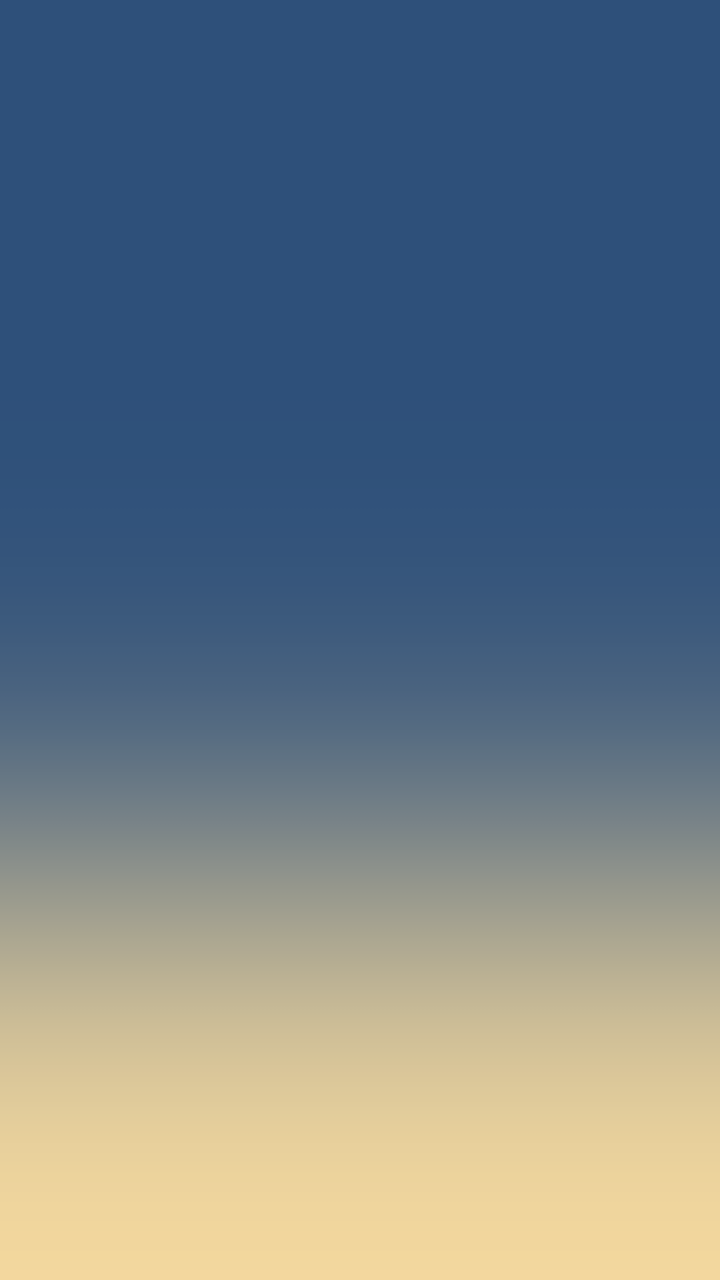
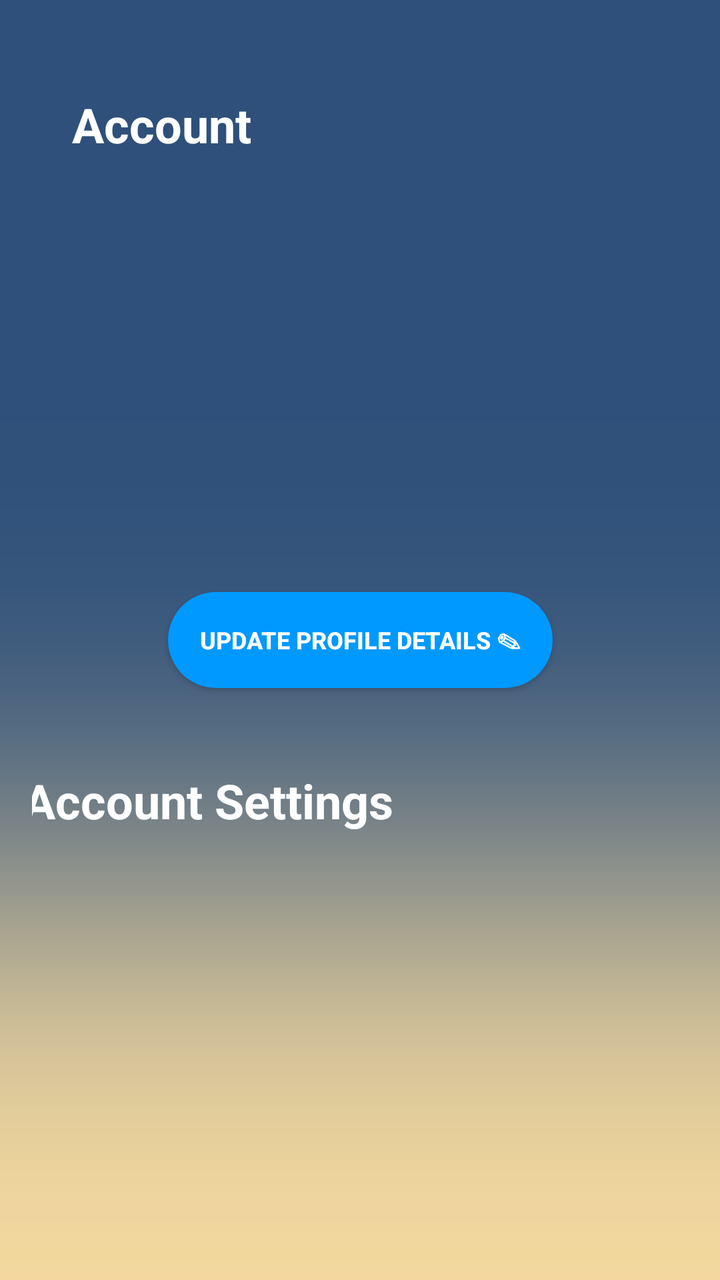

An Android layout rendered at two revisions. The XML below is the earlier revision; the diff shows what the commit changed to produce the second picture.
<!-- AndroidManifest.xml: application theme Theme.NutriMotion -->
<!-- res/layout/activity_profile.xml -->
<?xml version="1.0" encoding="utf-8"?>
<androidx.constraintlayout.widget.ConstraintLayout xmlns:android="http://schemas.android.com/apk/res/android"
    xmlns:app="http://schemas.android.com/apk/res-auto"
    xmlns:tools="http://schemas.android.com/tools"
    android:id="@+id/main"
    android:layout_width="match_parent"
    android:layout_height="match_parent"
    android:background="@drawable/background"
    android:padding="16dp"
    tools:context=".ProfileActivity">

</androidx.constraintlayout.widget.ConstraintLayout>
<!-- resources referenced by this layout -->
<resources>
  <!-- drawable background: png bitmap (drawable, 90198 bytes) -->
  <style name="Theme.NutriMotion" parent="Theme.MaterialComponents.DayNight.DarkActionBar">
          
          <item name="colorPrimary">@color/navy</item>
          <item name="colorPrimaryVariant">@color/sand</item>
          <item name="colorOnPrimary">@color/white</item>
          
          <item name="colorSecondary">@color/teal_200</item>
          <item name="colorSecondaryVariant">@color/teal_700</item>
          <item name="colorOnSecondary">@color/black</item>
          
          <item name="android:statusBarColor">?attr/colorPrimaryVariant</item>
          
          <item name="android:buttonStyle">@drawable/rounded_button</item>
      </style>
  <color name="navy">#2e507a</color>
  <color name="sand">#f5d99e</color>
  <color name="white">#FFFFFFFF</color>
  <color name="teal_200">#FF03DAC5</color>
  <color name="teal_700">#FF018786</color>
  <color name="black">#FF000000</color>
  <!-- drawable rounded_button (drawable) -->
  <?xml version="1.0" encoding="utf-8"?>
  <shape xmlns:android="http://schemas.android.com/apk/res/android">
      <corners android:radius="20dp" /> 
      <solid android:color="#15FFFFFF" /> 
      <stroke android:width="2dp" android:color="#FFFFFF" /> 
  </shape>
</resources>

<!-- the commit's change to res/layout/activity_profile.xml (unified diff, before → after) -->
@@ -5,8 +5,55 @@
     android:id="@+id/main"
     android:layout_width="match_parent"
     android:layout_height="match_parent"
+    android:onClick="onClick"
     android:background="@drawable/background"
     android:padding="16dp"
     tools:context=".ProfileActivity">
 
+    <com.google.android.material.button.MaterialButton
+        android:id="@+id/update_profile_btn"
+        style="@style/RoundedButton"
+        android:layout_width="wrap_content"
+        android:layout_height="wrap_content"
+        android:layout_centerInParent="true"
+        android:background="@drawable/profile_update_button"
+        android:text="@string/update_profile_details"
+        android:textSize="12sp"
+        android:textStyle="bold"
+        app:backgroundTint="@null"
+        app:layout_constraintBottom_toBottomOf="parent"
+        app:layout_constraintLeft_toLeftOf="parent"
+        app:layout_constraintRight_toRightOf="parent"
+        app:layout_constraintTop_toTopOf="parent" />
+
+    <TextView
+        android:id="@+id/settingsText"
+        android:layout_width="wrap_content"
+        android:layout_height="wrap_content"
+        android:layout_marginTop="40dp"
+        android:layout_marginEnd="80dp"
+        android:text="Account Settings"
+        android:textColor="@color/white"
+        android:textSize="24sp"
+        android:textStyle="bold"
+        app:layout_constraintTop_toBottomOf="@+id/update_profile_btn"
+        app:layout_constraintRight_toRightOf="@+id/update_profile_btn"
+        tools:ignore="MissingConstraints"
+        tools:layout_editor_absoluteX="26dp" />
+
+    <TextView
+        android:id="@+id/textAccount"
+        android:layout_width="wrap_content"
+        android:layout_height="wrap_content"
+        android:layout_marginTop="30dp"
+        android:layout_marginStart="20dp"
+        android:text="Account"
+        android:textColor="@color/white"
+        android:textSize="24sp"
+        android:textStyle="bold"
+        tools:layout_editor_absoluteX="17dp"
+        tools:layout_editor_absoluteY="80dp"
+        app:layout_constraintTop_toTopOf="parent"
+        app:layout_constraintLeft_toLeftOf="parent"
+        tools:ignore="MissingConstraints"/>
 </androidx.constraintlayout.widget.ConstraintLayout>
<!-- resource entries referenced after the edit -->
@@ -1,6 +1,27 @@
 <!-- resources referenced by this layout -->
 <resources>
   <!-- drawable background: png bitmap (drawable, 90198 bytes) -->
+  <!-- drawable profile_update_button (drawable) -->
+  <?xml version="1.0" encoding="utf-8"?>
+  <selector xmlns:android="http://schemas.android.com/apk/res/android">
+  <item android:state_pressed="true">
+      <shape android:shape="rectangle">
+          <solid android:color="#0077ff" />
+          <corners android:radius="150dp" />
+      </shape>
+  </item>
+  <item>
+      <shape android:shape="rectangle">
+          <solid android:color="#0099ff" />
+          <corners android:radius="150dp" />
+      </shape>
+  </item>
+  </selector>
+  <string name="update_profile_details">Update Profile Details ✎</string>
+  <style name="RoundedButton" parent="Widget.AppCompat.Button">
+          <item name="android:background">@drawable/rounded_button</item>
+          <item name="android:backgroundTint">@null</item>
+      </style>
   <style name="Theme.NutriMotion" parent="Theme.MaterialComponents.DayNight.DarkActionBar">
           
           <item name="colorPrimary">@color/navy</item>
